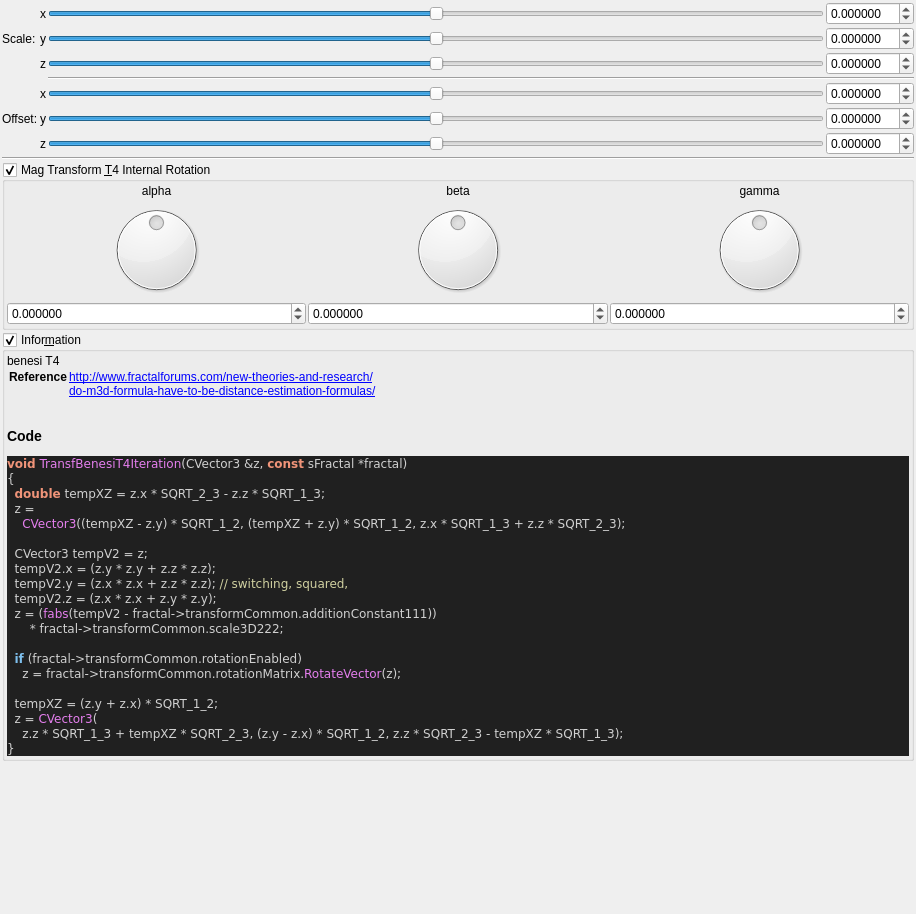
buddhi1980/mandelbulber2, file mandelbulber2/formula/ui/fractal_transf_benesi_t4.ui: the form before one commit.
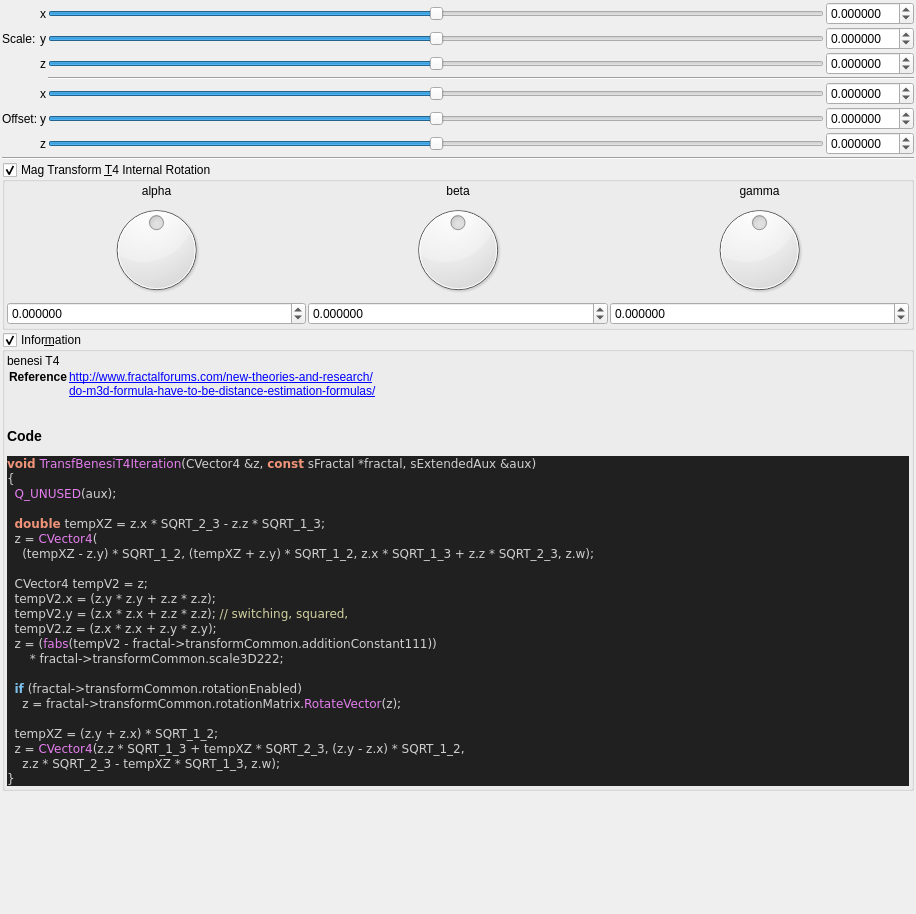
The form after the commit. Custom widgets are drawn as their Qt base class.

The edit to the form file:
```diff
--- a/mandelbulber2/formula/ui/fractal_transf_benesi_t4.ui
+++ b/mandelbulber2/formula/ui/fractal_transf_benesi_t4.ui
@@ -630,13 +630,15 @@
 &lt;/table&gt;
 &lt;h3&gt;Code&lt;/h3&gt;
 &lt;body style=&quot;background-color:#202020&quot;&gt;
-&lt;pre style=&quot;color:#d0d0d0; background-color:#202020;  font-family:'Courier New',monospace;&quot;&gt;&lt;span style=&quot;color:#f09479; font-weight:bold&quot;&gt;void&lt;/span&gt; &lt;span style=&quot;color:#e47eed&quot;&gt;TransfBenesiT4Iteration&lt;/span&gt;&lt;span style=&quot;color:#d0d0d0&quot;&gt;(&lt;/span&gt;CVector3 &lt;span style=&quot;color:#d0d0d0&quot;&gt;&amp;amp;&lt;/span&gt;z&lt;span style=&quot;color:#d0d0d0&quot;&gt;,&lt;/span&gt; &lt;span style=&quot;color:#f09479; font-weight:bold&quot;&gt;const&lt;/span&gt; sFractal &lt;span style=&quot;color:#d0d0d0&quot;&gt;*&lt;/span&gt;fractal&lt;span style=&quot;color:#d0d0d0&quot;&gt;)&lt;/span&gt;
+&lt;pre style=&quot;color:#d0d0d0; background-color:#202020;  font-family:'Courier New',monospace;&quot;&gt;&lt;span style=&quot;color:#f09479; font-weight:bold&quot;&gt;void&lt;/span&gt; &lt;span style=&quot;color:#e47eed&quot;&gt;TransfBenesiT4Iteration&lt;/span&gt;&lt;span style=&quot;color:#d0d0d0&quot;&gt;(&lt;/span&gt;CVector4 &lt;span style=&quot;color:#d0d0d0&quot;&gt;&amp;amp;&lt;/span&gt;z&lt;span style=&quot;color:#d0d0d0&quot;&gt;,&lt;/span&gt; &lt;span style=&quot;color:#f09479; font-weight:bold&quot;&gt;const&lt;/span&gt; sFractal &lt;span style=&quot;color:#d0d0d0&quot;&gt;*&lt;/span&gt;fractal&lt;span style=&quot;color:#d0d0d0&quot;&gt;,&lt;/span&gt; sExtendedAux &lt;span style=&quot;color:#d0d0d0&quot;&gt;&amp;amp;&lt;/span&gt;aux&lt;span style=&quot;color:#d0d0d0&quot;&gt;)&lt;/span&gt;
 &lt;span style=&quot;color:#d0d0d0&quot;&gt;{&lt;/span&gt;
+  &lt;span style=&quot;color:#e47eed&quot;&gt;Q_UNUSED&lt;/span&gt;&lt;span style=&quot;color:#d0d0d0&quot;&gt;(&lt;/span&gt;aux&lt;span style=&quot;color:#d0d0d0&quot;&gt;);&lt;/span&gt;
+
   &lt;span style=&quot;color:#f09479; font-weight:bold&quot;&gt;double&lt;/span&gt; tempXZ &lt;span style=&quot;color:#d0d0d0&quot;&gt;=&lt;/span&gt; z&lt;span style=&quot;color:#d0d0d0&quot;&gt;.&lt;/span&gt;x &lt;span style=&quot;color:#d0d0d0&quot;&gt;*&lt;/span&gt; SQRT_2_3 &lt;span style=&quot;color:#d0d0d0&quot;&gt;-&lt;/span&gt; z&lt;span style=&quot;color:#d0d0d0&quot;&gt;.&lt;/span&gt;z &lt;span style=&quot;color:#d0d0d0&quot;&gt;*&lt;/span&gt; SQRT_1_3&lt;span style=&quot;color:#d0d0d0&quot;&gt;;&lt;/span&gt;
-  z &lt;span style=&quot;color:#d0d0d0&quot;&gt;=&lt;/span&gt;
-    &lt;span style=&quot;color:#e47eed&quot;&gt;CVector3&lt;/span&gt;&lt;span style=&quot;color:#d0d0d0&quot;&gt;((&lt;/span&gt;tempXZ &lt;span style=&quot;color:#d0d0d0&quot;&gt;-&lt;/span&gt; z&lt;span style=&quot;color:#d0d0d0&quot;&gt;.&lt;/span&gt;y&lt;span style=&quot;color:#d0d0d0&quot;&gt;) *&lt;/span&gt; SQRT_1_2&lt;span style=&quot;color:#d0d0d0&quot;&gt;, (&lt;/span&gt;tempXZ &lt;span style=&quot;color:#d0d0d0&quot;&gt;+&lt;/span&gt; z&lt;span style=&quot;color:#d0d0d0&quot;&gt;.&lt;/span&gt;y&lt;span style=&quot;color:#d0d0d0&quot;&gt;) *&lt;/span&gt; SQRT_1_2&lt;span style=&quot;color:#d0d0d0&quot;&gt;,&lt;/span&gt; z&lt;span style=&quot;color:#d0d0d0&quot;&gt;.&lt;/span&gt;x &lt;span style=&quot;color:#d0d0d0&quot;&gt;*&lt;/span&gt; SQRT_1_3 &lt;span style=&quot;color:#d0d0d0&quot;&gt;+&lt;/span&gt; z&lt;span style=&quot;color:#d0d0d0&quot;&gt;.&lt;/span&gt;z &lt;span style=&quot;color:#d0d0d0&quot;&gt;*&lt;/span&gt; SQRT_2_3&lt;span style=&quot;color:#d0d0d0&quot;&gt;);&lt;/span&gt;
+  z &lt;span style=&quot;color:#d0d0d0&quot;&gt;=&lt;/span&gt; &lt;span style=&quot;color:#e47eed&quot;&gt;CVector4&lt;/span&gt;&lt;span style=&quot;color:#d0d0d0&quot;&gt;(&lt;/span&gt;
+    &lt;span style=&quot;color:#d0d0d0&quot;&gt;(&lt;/span&gt;tempXZ &lt;span style=&quot;color:#d0d0d0&quot;&gt;-&lt;/span&gt; z&lt;span style=&quot;color:#d0d0d0&quot;&gt;.&lt;/span&gt;y&lt;span style=&quot;color:#d0d0d0&quot;&gt;) *&lt;/span&gt; SQRT_1_2&lt;span style=&quot;color:#d0d0d0&quot;&gt;, (&lt;/span&gt;tempXZ &lt;span style=&quot;color:#d0d0d0&quot;&gt;+&lt;/span&gt; z&lt;span style=&quot;color:#d0d0d0&quot;&gt;.&lt;/span&gt;y&lt;span style=&quot;color:#d0d0d0&quot;&gt;) *&lt;/span&gt; SQRT_1_2&lt;span style=&quot;color:#d0d0d0&quot;&gt;,&lt;/span&gt; z&lt;span style=&quot;color:#d0d0d0&quot;&gt;.&lt;/span&gt;x &lt;span style=&quot;color:#d0d0d0&quot;&gt;*&lt;/span&gt; SQRT_1_3 &lt;span style=&quot;color:#d0d0d0&quot;&gt;+&lt;/span&gt; z&lt;span style=&quot;color:#d0d0d0&quot;&gt;.&lt;/span&gt;z &lt;span style=&quot;color:#d0d0d0&quot;&gt;*&lt;/span&gt; SQRT_2_3&lt;span style=&quot;color:#d0d0d0&quot;&gt;,&lt;/span&gt; z&lt;span style=&quot;color:#d0d0d0&quot;&gt;.&lt;/span&gt;w&lt;span style=&quot;color:#d0d0d0&quot;&gt;);&lt;/span&gt;
 
-  CVector3 tempV2 &lt;span style=&quot;color:#d0d0d0&quot;&gt;=&lt;/span&gt; z&lt;span style=&quot;color:#d0d0d0&quot;&gt;;&lt;/span&gt;
+  CVector4 tempV2 &lt;span style=&quot;color:#d0d0d0&quot;&gt;=&lt;/span&gt; z&lt;span style=&quot;color:#d0d0d0&quot;&gt;;&lt;/span&gt;
   tempV2&lt;span style=&quot;color:#d0d0d0&quot;&gt;.&lt;/span&gt;x &lt;span style=&quot;color:#d0d0d0&quot;&gt;= (&lt;/span&gt;z&lt;span style=&quot;color:#d0d0d0&quot;&gt;.&lt;/span&gt;y &lt;span style=&quot;color:#d0d0d0&quot;&gt;*&lt;/span&gt; z&lt;span style=&quot;color:#d0d0d0&quot;&gt;.&lt;/span&gt;y &lt;span style=&quot;color:#d0d0d0&quot;&gt;+&lt;/span&gt; z&lt;span style=&quot;color:#d0d0d0&quot;&gt;.&lt;/span&gt;z &lt;span style=&quot;color:#d0d0d0&quot;&gt;*&lt;/span&gt; z&lt;span style=&quot;color:#d0d0d0&quot;&gt;.&lt;/span&gt;z&lt;span style=&quot;color:#d0d0d0&quot;&gt;);&lt;/span&gt;
   tempV2&lt;span style=&quot;color:#d0d0d0&quot;&gt;.&lt;/span&gt;y &lt;span style=&quot;color:#d0d0d0&quot;&gt;= (&lt;/span&gt;z&lt;span style=&quot;color:#d0d0d0&quot;&gt;.&lt;/span&gt;x &lt;span style=&quot;color:#d0d0d0&quot;&gt;*&lt;/span&gt; z&lt;span style=&quot;color:#d0d0d0&quot;&gt;.&lt;/span&gt;x &lt;span style=&quot;color:#d0d0d0&quot;&gt;+&lt;/span&gt; z&lt;span style=&quot;color:#d0d0d0&quot;&gt;.&lt;/span&gt;z &lt;span style=&quot;color:#d0d0d0&quot;&gt;*&lt;/span&gt; z&lt;span style=&quot;color:#d0d0d0&quot;&gt;.&lt;/span&gt;z&lt;span style=&quot;color:#d0d0d0&quot;&gt;);&lt;/span&gt; &lt;span style=&quot;color:#d0d0a0&quot;&gt;// switching, squared,&lt;/span&gt;
   tempV2&lt;span style=&quot;color:#d0d0d0&quot;&gt;.&lt;/span&gt;z &lt;span style=&quot;color:#d0d0d0&quot;&gt;= (&lt;/span&gt;z&lt;span style=&quot;color:#d0d0d0&quot;&gt;.&lt;/span&gt;x &lt;span style=&quot;color:#d0d0d0&quot;&gt;*&lt;/span&gt; z&lt;span style=&quot;color:#d0d0d0&quot;&gt;.&lt;/span&gt;x &lt;span style=&quot;color:#d0d0d0&quot;&gt;+&lt;/span&gt; z&lt;span style=&quot;color:#d0d0d0&quot;&gt;.&lt;/span&gt;y &lt;span style=&quot;color:#d0d0d0&quot;&gt;*&lt;/span&gt; z&lt;span style=&quot;color:#d0d0d0&quot;&gt;.&lt;/span&gt;y&lt;span style=&quot;color:#d0d0d0&quot;&gt;);&lt;/span&gt;
@@ -647,8 +649,8 @@
     z &lt;span style=&quot;color:#d0d0d0&quot;&gt;=&lt;/span&gt; fractal&lt;span style=&quot;color:#d0d0d0&quot;&gt;-&amp;gt;&lt;/span&gt;transformCommon&lt;span style=&quot;color:#d0d0d0&quot;&gt;.&lt;/span&gt;rotationMatrix&lt;span style=&quot;color:#d0d0d0&quot;&gt;.&lt;/span&gt;&lt;span style=&quot;color:#e47eed&quot;&gt;RotateVector&lt;/span&gt;&lt;span style=&quot;color:#d0d0d0&quot;&gt;(&lt;/span&gt;z&lt;span style=&quot;color:#d0d0d0&quot;&gt;);&lt;/span&gt;
 
   tempXZ &lt;span style=&quot;color:#d0d0d0&quot;&gt;= (&lt;/span&gt;z&lt;span style=&quot;color:#d0d0d0&quot;&gt;.&lt;/span&gt;y &lt;span style=&quot;color:#d0d0d0&quot;&gt;+&lt;/span&gt; z&lt;span style=&quot;color:#d0d0d0&quot;&gt;.&lt;/span&gt;x&lt;span style=&quot;color:#d0d0d0&quot;&gt;) *&lt;/span&gt; SQRT_1_2&lt;span style=&quot;color:#d0d0d0&quot;&gt;;&lt;/span&gt;
-  z &lt;span style=&quot;color:#d0d0d0&quot;&gt;=&lt;/span&gt; &lt;span style=&quot;color:#e47eed&quot;&gt;CVector3&lt;/span&gt;&lt;span style=&quot;color:#d0d0d0&quot;&gt;(&lt;/span&gt;
-    z&lt;span style=&quot;color:#d0d0d0&quot;&gt;.&lt;/span&gt;z &lt;span style=&quot;color:#d0d0d0&quot;&gt;*&lt;/span&gt; SQRT_1_3 &lt;span style=&quot;color:#d0d0d0&quot;&gt;+&lt;/span&gt; tempXZ &lt;span style=&quot;color:#d0d0d0&quot;&gt;*&lt;/span&gt; SQRT_2_3&lt;span style=&quot;color:#d0d0d0&quot;&gt;, (&lt;/span&gt;z&lt;span style=&quot;color:#d0d0d0&quot;&gt;.&lt;/span&gt;y &lt;span style=&quot;color:#d0d0d0&quot;&gt;-&lt;/span&gt; z&lt;span style=&quot;color:#d0d0d0&quot;&gt;.&lt;/span&gt;x&lt;span style=&quot;color:#d0d0d0&quot;&gt;) *&lt;/span&gt; SQRT_1_2&lt;span style=&quot;color:#d0d0d0&quot;&gt;,&lt;/span&gt; z&lt;span style=&quot;color:#d0d0d0&quot;&gt;.&lt;/span&gt;z &lt;span style=&quot;color:#d0d0d0&quot;&gt;*&lt;/span&gt; SQRT_2_3 &lt;span style=&quot;color:#d0d0d0&quot;&gt;-&lt;/span&gt; tempXZ &lt;span style=&quot;color:#d0d0d0&quot;&gt;*&lt;/span&gt; SQRT_1_3&lt;span style=&quot;color:#d0d0d0&quot;&gt;);&lt;/span&gt;
+  z &lt;span style=&quot;color:#d0d0d0&quot;&gt;=&lt;/span&gt; &lt;span style=&quot;color:#e47eed&quot;&gt;CVector4&lt;/span&gt;&lt;span style=&quot;color:#d0d0d0&quot;&gt;(&lt;/span&gt;z&lt;span style=&quot;color:#d0d0d0&quot;&gt;.&lt;/span&gt;z &lt;span style=&quot;color:#d0d0d0&quot;&gt;*&lt;/span&gt; SQRT_1_3 &lt;span style=&quot;color:#d0d0d0&quot;&gt;+&lt;/span&gt; tempXZ &lt;span style=&quot;color:#d0d0d0&quot;&gt;*&lt;/span&gt; SQRT_2_3&lt;span style=&quot;color:#d0d0d0&quot;&gt;, (&lt;/span&gt;z&lt;span style=&quot;color:#d0d0d0&quot;&gt;.&lt;/span&gt;y &lt;span style=&quot;color:#d0d0d0&quot;&gt;-&lt;/span&gt; z&lt;span style=&quot;color:#d0d0d0&quot;&gt;.&lt;/span&gt;x&lt;span style=&quot;color:#d0d0d0&quot;&gt;) *&lt;/span&gt; SQRT_1_2&lt;span style=&quot;color:#d0d0d0&quot;&gt;,&lt;/span&gt;
+    z&lt;span style=&quot;color:#d0d0d0&quot;&gt;.&lt;/span&gt;z &lt;span style=&quot;color:#d0d0d0&quot;&gt;*&lt;/span&gt; SQRT_2_3 &lt;span style=&quot;color:#d0d0d0&quot;&gt;-&lt;/span&gt; tempXZ &lt;span style=&quot;color:#d0d0d0&quot;&gt;*&lt;/span&gt; SQRT_1_3&lt;span style=&quot;color:#d0d0d0&quot;&gt;,&lt;/span&gt; z&lt;span style=&quot;color:#d0d0d0&quot;&gt;.&lt;/span&gt;w&lt;span style=&quot;color:#d0d0d0&quot;&gt;);&lt;/span&gt;
 &lt;span style=&quot;color:#d0d0d0&quot;&gt;}&lt;/span&gt;
 &lt;/pre&gt;
 &lt;/body&gt;</string>
```
